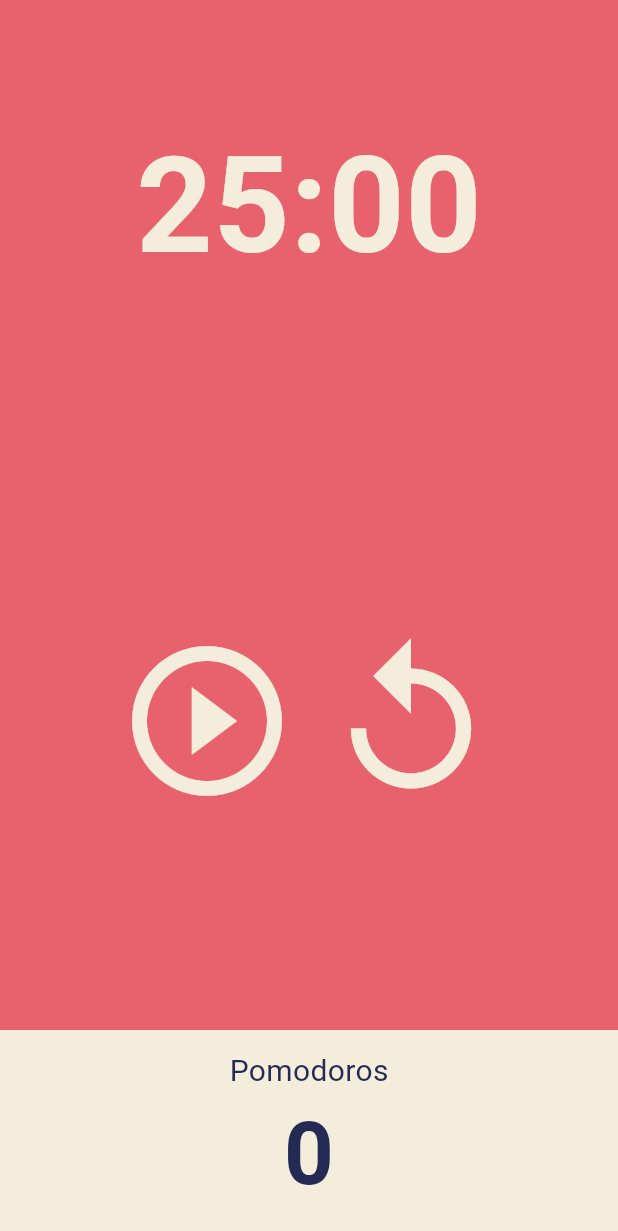
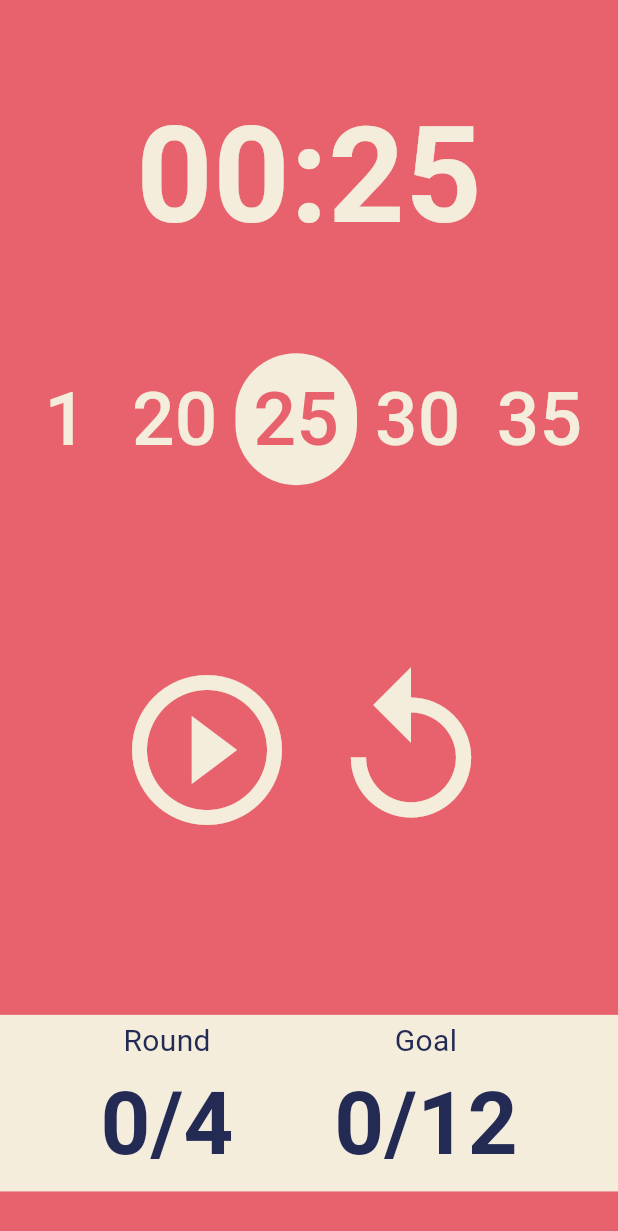
Before and after one commit to grapefruitgreentealoe/flutter, a Flutter app: the screen it shows after launch, on a phone screen of 412 x 824 dp. Shown: the top 1231 px of the screen. Run offline on Flutter 3.47's test engine with Material 3 defaults, Android fonts, the phone set to English and light mode, and no system bars.

Commit message:
pomotimer 과제

```diff
--- a/toonflix/lib/screens/home_screen.dart
+++ b/toonflix/lib/screens/home_screen.dart
@@ -1,5 +1,4 @@
 import 'dart:async';
-
 import 'package:flutter/material.dart';
 
 class HomseScreen extends StatefulWidget {
@@ -10,18 +9,25 @@ class HomseScreen extends StatefulWidget {
 }
 
 class _HomseScreenState extends State<HomseScreen> {
-  static const twentyFiveMinutes = 1500;
-  int totalSeconds = twentyFiveMinutes;
+  int checkedTime = 25;
+  int totalSeconds = 25;
   bool isRunning = false;
   int totalPomodoros = 0;
-  late Timer timer; //나중에 지정해준다
+  bool isRestTime = false;
+  late Timer timer;
+
+  get scrollController => null; //나중에 지정해준다
 
   void onTick(Timer timer) {
-    if (totalSeconds == 0) {
+    if (totalSeconds == 0 && !isRestTime) {
+      totalSeconds = 6;
+      totalPomodoros += 1;
+      isRestTime = true;
+    } else if (isRestTime && totalSeconds == 0) {
       setState(() {
-        totalPomodoros += 1;
+        isRestTime = false;
         isRunning = false;
-        totalSeconds = twentyFiveMinutes;
+        totalSeconds = checkedTime;
       });
       timer.cancel();
     } else {
@@ -47,7 +53,7 @@ class _HomseScreenState extends State<HomseScreen> {
 
   void onResetPressed() {
     setState(() {
-      totalSeconds = twentyFiveMinutes;
+      totalSeconds = isRestTime ? 6 : checkedTime;
     });
   }
 
@@ -58,8 +64,10 @@ class _HomseScreenState extends State<HomseScreen> {
 
   @override
   Widget build(BuildContext context) {
+    Color backgroundColor =
+        isRestTime ? Colors.green : Theme.of(context).colorScheme.background;
     return Scaffold(
-      backgroundColor: Theme.of(context).colorScheme.background,
+      backgroundColor: backgroundColor,
       body: Column(
         children: [
           Flexible(
@@ -73,6 +81,46 @@ class _HomseScreenState extends State<HomseScreen> {
                         fontSize: 89,
                         fontWeight: FontWeight.w600),
                   ))),
+          isRestTime
+              ? const Text("")
+              : Flexible(
+                  flex: 1,
+                  child: SingleChildScrollView(
+                    scrollDirection: Axis.horizontal,
+                    child: Row(
+                        mainAxisAlignment: MainAxisAlignment.start,
+                        crossAxisAlignment: CrossAxisAlignment.center,
+                        children: [
+                          for (var i in [1, 20, 25, 30, 35])
+                            Container(
+                              decoration: const BoxDecoration(),
+                              child: TextButton(
+                                  onPressed: () => {
+                                        setState(() {
+                                          checkedTime = i;
+                                          totalSeconds = i;
+                                        })
+                                      },
+                                  style: ButtonStyle(
+                                    alignment: Alignment.center,
+                                    backgroundColor: checkedTime == i
+                                        ? MaterialStatePropertyAll(
+                                            Theme.of(context).cardColor)
+                                        : MaterialStatePropertyAll(
+                                            backgroundColor),
+                                  ),
+                                  child: Text(
+                                    '$i',
+                                    style: TextStyle(
+                                      color: checkedTime == i
+                                          ? backgroundColor
+                                          : Theme.of(context).cardColor,
+                                      fontSize: 50,
+                                    ),
+                                  )),
+                            ),
+                        ]),
+                  )),
           Flexible(
               flex: 3,
               child: Row(
@@ -106,10 +154,13 @@ class _HomseScreenState extends State<HomseScreen> {
                     child: Container(
                         decoration:
                             BoxDecoration(color: Theme.of(context).cardColor),
-                        child: Column(
+                        child: Row(
+                          mainAxisAlignment: MainAxisAlignment.spaceEvenly,
+                          children: [
+                            Column(
                               mainAxisAlignment: MainAxisAlignment.center,
                               children: [
-                            Text('Pomodoros',
+                                Text('Round',
                                     style: TextStyle(
                                         fontSize: 20,
                                         color: Theme.of(context)
@@ -117,7 +168,7 @@ class _HomseScreenState extends State<HomseScreen> {
                                             .displayLarge!
                                             .color)),
                                 Text(
-                              '$totalPomodoros',
+                                  '${totalPomodoros % 4}/4',
                                   style: TextStyle(
                                     fontSize: 58,
                                     color: Theme.of(context)
@@ -126,6 +177,31 @@ class _HomseScreenState extends State<HomseScreen> {
                                         .color,
                                     fontWeight: FontWeight.w600,
                                   ),
+                                ),
+                              ],
+                            ),
+                            Column(
+                              mainAxisAlignment: MainAxisAlignment.center,
+                              children: [
+                                Text('Goal',
+                                    style: TextStyle(
+                                        fontSize: 20,
+                                        color: Theme.of(context)
+                                            .textTheme
+                                            .displayLarge!
+                                            .color)),
+                                Text(
+                                  '${(totalPomodoros / 4).floor()}/12',
+                                  style: TextStyle(
+                                    fontSize: 58,
+                                    color: Theme.of(context)
+                                        .textTheme
+                                        .displayLarge!
+                                        .color,
+                                    fontWeight: FontWeight.w600,
+                                  ),
+                                ),
+                              ],
                             ),
                           ],
                         )),
```
Lines whose indentation alone changed are shown as unchanged.
